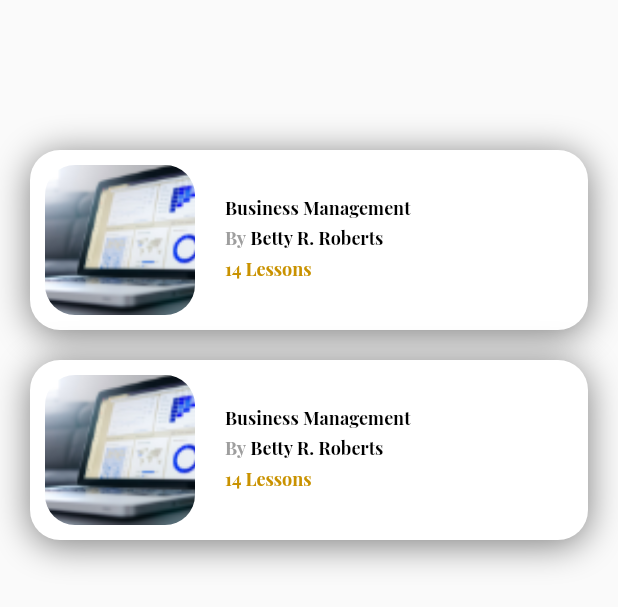
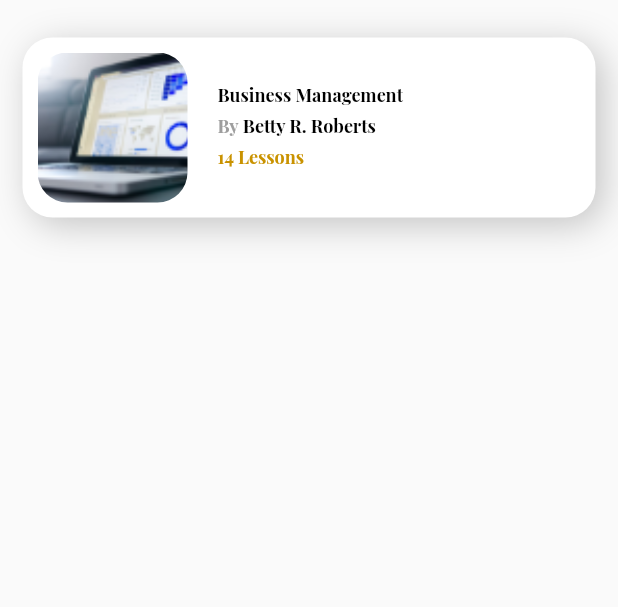
Before and after one commit to Mohammed-Azzam/CourseMe-App, a Flutter app: the MyCoursesScreen widget shown alone on an empty page, opened directly, on a phone screen of 412 x 824 dp. Shown: the top 607 px of the screen. Run offline on Flutter 3.47's test engine with Material 2 defaults, Android fonts, the phone set to English and light mode, and no system bars; our stand-ins replace bloc, carousel_slider, cloud_firestore, conditional_builder_rec, dio, firebase_auth and 6 more; missing offline and left inert: dart:ffi; accounts and stored records are empty; network calls fail.

Commit message:
first app

```diff
--- a/lib/main.dart
+++ b/lib/main.dart
@@ -74,7 +74,7 @@ class MyShop extends StatelessWidget {
             // title: 'Flutter Demo',
             // theme: ThemeData(
             // ),
-            home:HomeScreen(),
+            home:CoursesScreen(),
             debugShowCheckedModeBanner: false,
           );
         },
--- a/lib/modules/courses/my_courses_screen.dart
+++ b/lib/modules/courses/my_courses_screen.dart
@@ -12,7 +12,9 @@ class MyCoursesScreen extends StatelessWidget {
     // ),
     //);
     return Padding(
-      padding: const EdgeInsets.symmetric(horizontal: 20, vertical: 100),
+      padding: const EdgeInsets.only(left: 15,right: 15,top: 25),
+      child: SingleChildScrollView(
+        scrollDirection: Axis.vertical,
         child: Column(
           children: [
             Container(
@@ -21,12 +23,12 @@ class MyCoursesScreen extends StatelessWidget {
                   borderRadius: BorderRadius.circular(20),
                   boxShadow: [
                     BoxShadow(
-                      color: Colors.black.withOpacity(0.5),
+                        color: Colors.grey.withOpacity(0.6),
                         blurRadius: 20,
                         offset: Offset(
-                        0,
-                        3,
-                      ))
+                          5,
+                          5,
+                        )),
                   ]),
               height: 120,
               child: Row(
@@ -98,93 +100,9 @@ class MyCoursesScreen extends StatelessWidget {
                 ],
               ),
             ),
-          SizedBox(
-            height: 20,
-          ),
-          Container(
-            decoration: BoxDecoration(
-                color: Colors.white,
-                borderRadius: BorderRadius.circular(20),
-                boxShadow: [
-                  BoxShadow(
-                      color: Colors.black.withOpacity(0.5),
-                      blurRadius: 20,
-                      offset: Offset(
-                        0,
-                        3,
-                      ))
-                ]),
-            height: 120,
-            child: Row(
-              crossAxisAlignment: CrossAxisAlignment.start,
-              children: [
-                Container(
-                  margin: EdgeInsets.symmetric(horizontal: 10, vertical: 10),
-                  child: ClipRRect(
-                    borderRadius: BorderRadius.circular(20),
-                    child: Image(
-                      image: AssetImage(
-                        "assets/images/computer.png",
-                      ),
-                      fit: BoxFit.cover,
-                      height: 100,
-                      width: 100,
-                    ),
-                  ),
-                ),
-                Padding(
-                  padding:
-                      const EdgeInsets.symmetric(horizontal: 10, vertical: 30),
-                  child: Column(
-                    mainAxisAlignment: MainAxisAlignment.start,
-                    crossAxisAlignment: CrossAxisAlignment.start,
-                    children: [
-                      Text(
-                        "Business Management",
-                        style: TextStyle(
-                            color: Colors.black,
-                            fontFamily: "Playfair Display",
-                            fontWeight: FontWeight.bold,
-                            fontSize: 12),
-                      ),
-                      Row(
-                        children: [
-                          Text(
-                            "By",
-                            style: TextStyle(
-                                color: Colors.grey,
-                                fontFamily: "Playfair Display",
-                                fontWeight: FontWeight.bold,
-                                fontSize: 12),
-                          ),
-                          Text(
-                            " Betty R. Roberts",
-                            style: TextStyle(
-                                color: Colors.black,
-                                fontFamily: "Playfair Display",
-                                fontWeight: FontWeight.bold,
-                                fontSize: 12),
-                          ),
-                          SizedBox(
-                            height: 25,
-                          ),
+
           ],
         ),
-                      Text(
-                        "14 Lessons",
-                        style: TextStyle(
-                            color: Color(0xFFC99200),
-                            fontFamily: "Playfair Display",
-                            fontWeight: FontWeight.bold,
-                            fontSize: 12),
-                      ),
-                    ],
-                  ),
-                ),
-              ],
-            ),
-          ),
-        ],
       ),
     );
   }
```
Also changed, not shown: lib/modules/courses/course_screen.dart (+36 -34 lines). Lines whose indentation alone changed are shown as unchanged.
